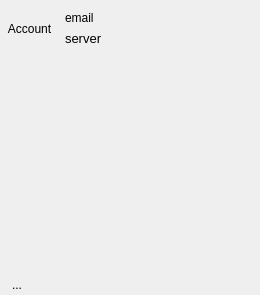
Qt form ui/cloud-view.ui (haiwen/seafile-client) before a commit.
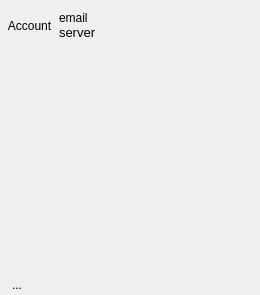
The same form after that commit.

```diff
--- a/ui/cloud-view.ui
+++ b/ui/cloud-view.ui
@@ -17,6 +17,9 @@
    <string notr="true"/>
   </property>
   <layout class="QVBoxLayout" name="verticalLayout_2">
+   <property name="spacing">
+    <number>0</number>
+   </property>
    <property name="leftMargin">
     <number>0</number>
    </property>
```
